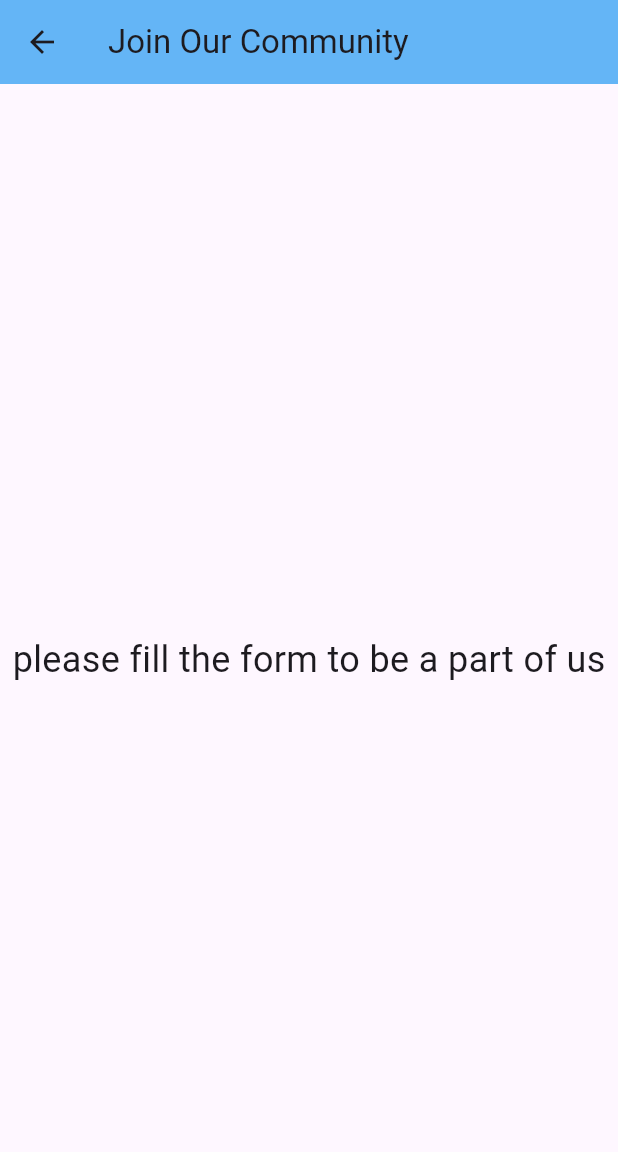
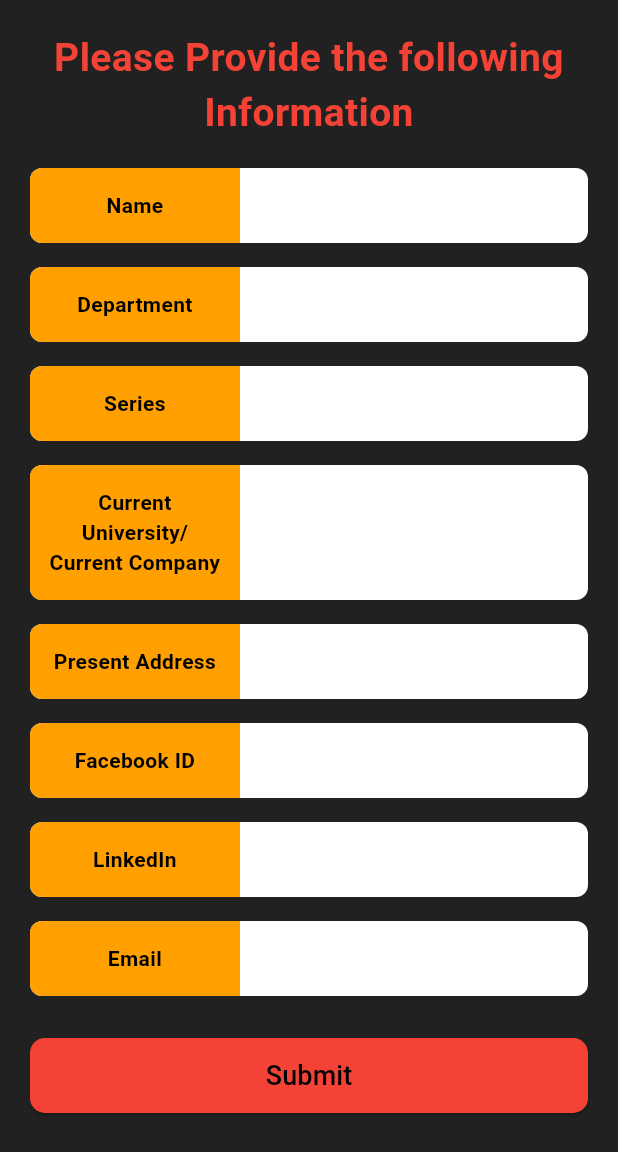
Before and after one commit to digbijoyshuvo/campus_connect, a Flutter app: the our_community screen opened directly, on a phone screen of 412 x 824 dp. Shown: the top 1152 px of the screen. Run offline on Flutter 3.47's test engine with Material 3 defaults, Android fonts, the phone set to English and light mode, and no system bars.

Commit message:
Modification of The Home page

```diff
--- a/lib/main.dart
+++ b/lib/main.dart
@@ -156,7 +156,16 @@ class _LoginScreenState extends State<LoginScreen> {
             TextFormField(
               controller: _emailController,
               decoration: InputDecoration(
+                focusedBorder: OutlineInputBorder(
+                    borderRadius: BorderRadius.circular(10),
+                  borderSide: BorderSide(
+                    color: Colors.amber,
+                    width: 2
+                  )
+                ),
                 labelText: " Enter Your Email",
+                // labelStyle: TextStyle(color: Colors.black),
+                floatingLabelStyle: TextStyle(color: Colors.amber,fontWeight: FontWeight.bold),
                 border: OutlineInputBorder(
                   borderRadius: BorderRadius.circular(10)
                 ),
@@ -172,7 +181,15 @@ class _LoginScreenState extends State<LoginScreen> {
       TextFormField(
       controller: _passwordController,
       decoration: InputDecoration(
+        focusedBorder: OutlineInputBorder(
+            borderRadius: BorderRadius.circular(10),
+            borderSide: BorderSide(
+                color: Colors.amber,
+                width: 2
+            )
+        ),
         labelText: "Enter Your Password",
+        floatingLabelStyle: TextStyle(color: Colors.amber,fontWeight: FontWeight.bold),
         border: OutlineInputBorder(
           borderRadius: BorderRadius.circular(10),
         ),
@@ -194,7 +211,7 @@ class _LoginScreenState extends State<LoginScreen> {
       obscureText: _obscureText,
       obscuringCharacter: '*',
     ),
-            SizedBox(height: 40.0),
+            SizedBox(height: 80.0),
             ElevatedButton(
               onPressed: () => _login(context),
               style: ElevatedButton.styleFrom(
@@ -229,7 +246,7 @@ class RegisterScreen extends StatelessWidget {
     return Scaffold(
       backgroundColor: Colors.grey[800],
       appBar: AppBar(
-        title: Text("Register",style: TextStyle(color: Colors.white,fontSize: 20,fontWeight: FontWeight.bold),),
+        title: Text("Register to Create an Account",style: TextStyle(color: Colors.black,fontSize: 20,fontWeight: FontWeight.bold),),
         backgroundColor: Colors.orangeAccent,
       ),
       body:
@@ -239,7 +256,16 @@ class RegisterScreen extends StatelessWidget {
               mainAxisAlignment: MainAxisAlignment.center,
               children: [
                 TextFormField(
-                  decoration: InputDecoration(labelText: "Name",
+                  decoration: InputDecoration(
+                    focusedBorder: OutlineInputBorder(
+                        borderRadius: BorderRadius.circular(10),
+                        borderSide: BorderSide(
+                            color: Colors.amber,
+                            width: 2
+                        )
+                    ),
+                    labelText: "Enter Your Name",
+                    floatingLabelStyle: TextStyle(color: Colors.amber,fontWeight: FontWeight.bold),
                     border: OutlineInputBorder(
                         borderRadius: BorderRadius.circular(10)
                     ),
@@ -247,9 +273,18 @@ class RegisterScreen extends StatelessWidget {
                     fillColor: Colors.grey.shade300,
                     prefixIcon: Icon(Icons.face,color: Colors.grey,),),
                 ),
-                SizedBox(height: 10),
+                SizedBox(height: 16),
                 TextFormField(
-                  decoration: InputDecoration(labelText: "Email",
+                  decoration: InputDecoration(
+                    focusedBorder: OutlineInputBorder(
+                        borderRadius: BorderRadius.circular(10),
+                        borderSide: BorderSide(
+                            color: Colors.amber,
+                            width: 2
+                        )
+                    ),
+                    labelText: "Enter Your Email",
+                    floatingLabelStyle: TextStyle(color: Colors.amber,fontWeight: FontWeight.bold),
                     border: OutlineInputBorder(
                         borderRadius: BorderRadius.circular(10)
                     ),
@@ -257,9 +292,18 @@ class RegisterScreen extends StatelessWidget {
                     fillColor: Colors.grey.shade300,
                     prefixIcon: Icon(Icons.email,color: Colors.grey,),),
                 ),
-                SizedBox(height: 10),
+                SizedBox(height: 16),
                 TextFormField(
-                  decoration: InputDecoration(labelText: "Password",
+                  decoration: InputDecoration(
+                    focusedBorder: OutlineInputBorder(
+                        borderRadius: BorderRadius.circular(10),
+                        borderSide: BorderSide(
+                            color: Colors.amber,
+                            width: 2
+                        )
+                    ),
+                    labelText: "Enter Your Password",
+                    floatingLabelStyle: TextStyle(color: Colors.amber,fontWeight: FontWeight.bold),
                     border: OutlineInputBorder(
                         borderRadius: BorderRadius.circular(10)
                     ),
@@ -271,11 +315,11 @@ class RegisterScreen extends StatelessWidget {
                   obscureText: true,
                   obscuringCharacter: '*',
                 ),
-                SizedBox(height: 20),
+                SizedBox(height: 80),
                 ElevatedButton(
                   onPressed: () => _register(context),
                   style: ElevatedButton.styleFrom(
-                    backgroundColor: Colors.orange,
+                    backgroundColor: Colors.deepOrange,
                   ),
                   child: Text("Register",style: TextStyle(color: Colors.black,fontSize: 20,fontWeight: FontWeight.bold)),
                 ),
@@ -299,7 +343,7 @@ class HomePage extends StatelessWidget {
           actions: [
             TextButton(
               onPressed: () => Navigator.of(context).pop(), // Close dialog
-              child: Text("Cancel"),
+              child: Text("Cancel",style: TextStyle(color: Colors.blueAccent,fontWeight: FontWeight.bold),),
             ),
             TextButton(
               onPressed: () {
@@ -309,7 +353,7 @@ class HomePage extends StatelessWidget {
                   MaterialPageRoute(builder: (context) => LoginScreen()),
                 );
               },
-              child: Text("Logout", style: TextStyle(color: Colors.red)),
+              child: Text("Logout", style: TextStyle(color: Colors.red,fontWeight: FontWeight.bold)),
             ),
           ],
         );
@@ -381,6 +425,8 @@ class HomePage extends StatelessWidget {
             _buildContainer(context, "Tuition Offers", Colors.red.shade300, TuitionPage()),
             _buildContainer(context, "about_us", Colors.cyan.shade300, about_us()),
             _buildContainer(context, "  Join Our\nCommunity", Colors.purple.shade300, our_community()),
+            // _buildContainer(context, "Resources and Important Documents", Colors.purple.shade300, resources()),
+
           ],
         ),
       ),
@@ -397,6 +443,7 @@ class HomePage extends StatelessWidget {
       },
       child: Container(
         decoration: BoxDecoration(
+
           color: color,
           borderRadius: BorderRadius.circular(12),
           boxShadow: [
@@ -423,7 +470,10 @@ class HomePage extends StatelessWidget {
   }
 }
 
+
 // Different pages for navigation
+
+
 class Alumni_Directory extends StatelessWidget {
   @override
   Widget build(BuildContext context) {
@@ -488,10 +538,10 @@ class _TuitionPageState extends State<TuitionPage> {
   @override
   Widget build(BuildContext context) {
     return Scaffold(
-      backgroundColor: Colors.grey[400],
+      backgroundColor: Colors.grey[700],
       appBar: AppBar(
-        backgroundColor: Colors.redAccent,
-        title: Text("Tuition Offers"),
+        backgroundColor: Colors.yellowAccent,
+        title: Text("Tuition Offers",style: TextStyle(fontWeight: FontWeight.bold,fontSize: 20),),
       ),
       body: Padding(
         padding: EdgeInsets.all(16.0),
@@ -502,25 +552,33 @@ class _TuitionPageState extends State<TuitionPage> {
               maxLines: null,
               keyboardType: TextInputType.multiline,
               decoration: InputDecoration(
+                focusedBorder: OutlineInputBorder(
+                    borderRadius: BorderRadius.circular(10),
+                    borderSide: BorderSide(
+                        color: Colors.deepOrange,
+                        width: 2
+                    )
+                ),
                 labelText: "Enter Tuition Offer",
+                floatingLabelStyle: TextStyle(color: Colors.deepOrange,fontWeight: FontWeight.bold),
                 border: OutlineInputBorder(borderRadius: BorderRadius.circular(12)),
                 filled: true,
                 fillColor: Colors.grey.shade200,
               ),
             ),
-            SizedBox(height: 10),
+            SizedBox(height: 20),
             ElevatedButton(
               onPressed: _addTuitionOffer,
               style: ElevatedButton.styleFrom(
-                backgroundColor: Colors.black,
+                backgroundColor: Colors.redAccent,
               ),
-              child: Text("Add Offer", style: TextStyle(color: Colors.white)),
+              child: Text("Add Offer", style: TextStyle(color: Colors.black,fontWeight: FontWeight.bold)),
             ),
             SizedBox(height: 20),
             Expanded(
               child: _tuitionOffers.isEmpty
                   ? Center(
-                child: Text("No tuition offers yet", style: TextStyle(fontSize: 18)),
+                child: Text("No tuition offers yet", style: TextStyle(fontSize: 25,color: Colors.black,fontWeight: FontWeight.bold)),
               )
                   : ListView.builder(
                 itemCount: _tuitionOffers.length,
@@ -551,14 +609,108 @@ class _TuitionPageState extends State<TuitionPage> {
   }
 }
 
-class our_community extends StatelessWidget {
+class  our_community extends StatelessWidget {
+  void _join_page(BuildContext context) {
+    Navigator.pushReplacement(
+      context,
+      MaterialPageRoute(builder: (context) => HomePage()),
+    );
+  }
   @override
   Widget build(BuildContext context) {
     return Scaffold(
-      appBar: AppBar(
-          backgroundColor: Colors.blue.shade300,
-          title: Text("Join Our Community")),
-      body: Center(child: Text("please fill the form to be a part of us", style: TextStyle(fontSize: 24))),
+      backgroundColor: Colors.grey[900],
+      body: SafeArea(
+        child: Padding(
+          padding: const EdgeInsets.all(20.0),
+          child: Column(
+            children: [
+              Text(
+                "Please Provide the following Information",
+                style: TextStyle(
+                  color: Colors.red,
+                  fontSize: 26,
+                  fontWeight: FontWeight.bold,
+                ),
+                textAlign: TextAlign.center,
+              ),
+              SizedBox(height: 10),
+              Expanded(
+                child: ListView(
+                  children: [
+                    _buildInputField("Name"),
+                    _buildInputField("Department"),
+                    _buildInputField("Series"),
+                    _buildInputField("Current University/\nCurrent Company"),
+                    _buildInputField("Present Address"),
+                    _buildInputField("Facebook ID"),
+                    _buildInputField("LinkedIn"),
+                    _buildInputField("Email"),
+                    SizedBox(height: 20),
+                    ElevatedButton(
+                      style: ElevatedButton.styleFrom(
+                        backgroundColor: Colors.red,
+                        padding: EdgeInsets.symmetric(horizontal: 40, vertical: 12),
+                        shape: RoundedRectangleBorder(
+                          borderRadius: BorderRadius.circular(10),
+                        ),
+                      ),
+                      onPressed: () => _join_page(context),
+                      child: Text(
+                        "Submit",
+                        style: TextStyle(color: Colors.black, fontSize: 18),
+                      ),
+                    ),
+                  ],
+                ),
+              ),
+            ],
+          ),
+        ),
+      ),
+    );
+  }
+
+  Widget _buildInputField(String label) {
+    return Padding(
+      padding: const EdgeInsets.symmetric(vertical: 8.0),
+      child: Container(
+        decoration: BoxDecoration(
+          color: Colors.white,
+          borderRadius: BorderRadius.circular(8),
+        ),
+        child: Row(
+          children: [
+            Container(
+              width: 140, // Fixed width for all labels
+              padding: EdgeInsets.symmetric(horizontal: 10, vertical: 15),
+              decoration: BoxDecoration(
+                color: Colors.amber[700],
+                borderRadius: BorderRadius.only(
+                  topLeft: Radius.circular(8),
+                  bottomLeft: Radius.circular(8),
+                ),
+              ),
+              child: Text(
+                label,
+                style: TextStyle(
+                  color: Colors.black,
+                  fontWeight: FontWeight.bold,
+                ),
+                textAlign: TextAlign.center,
+              ),
+            ),
+            Expanded(
+              child: TextField(
+                decoration: InputDecoration(
+                  border: InputBorder.none,
+                  contentPadding: EdgeInsets.symmetric(horizontal: 10),
+                ),
+              ),
+            ),
+          ],
+        ),
+      ),
     );
   }
 }
```
